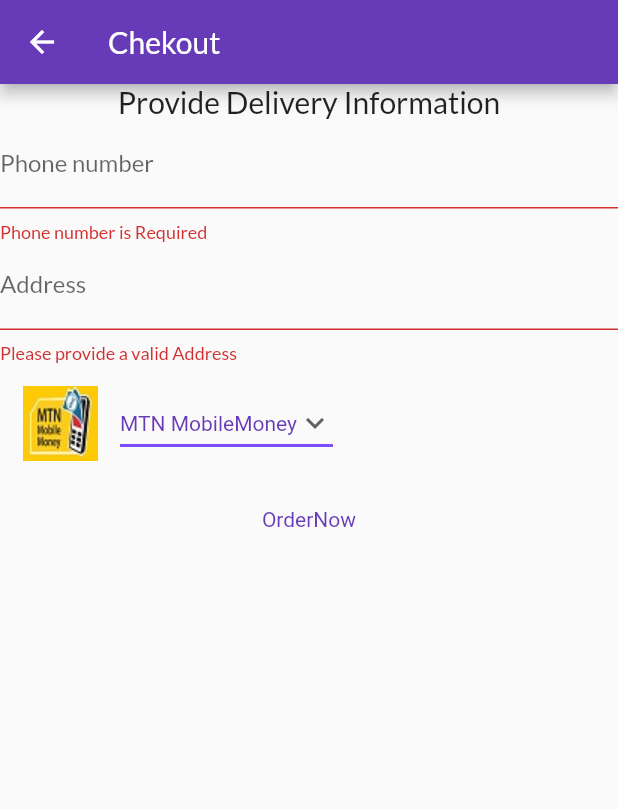
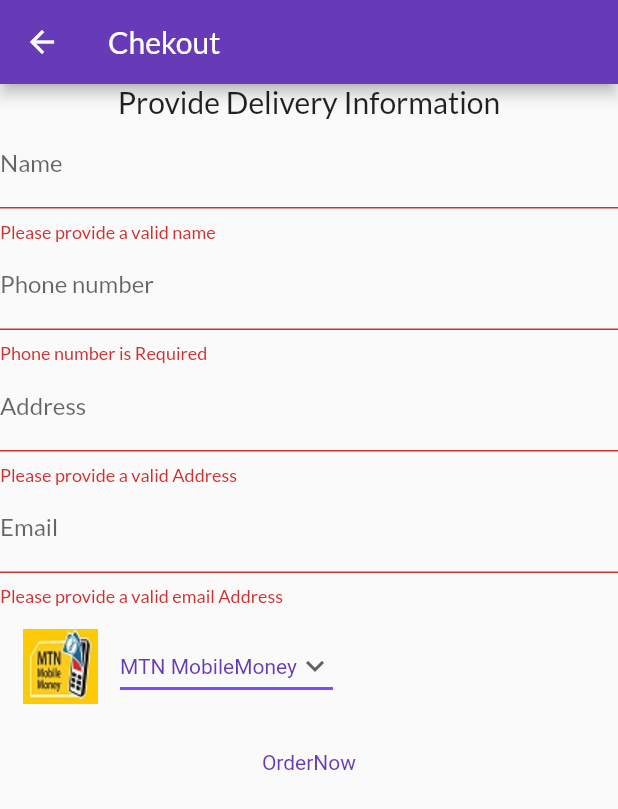
Before and after one commit to Richie1000/vigorGen-User-master, a Flutter app: the CheckOutScreen screen opened by its route, after a tap on "OrderNow", on a phone screen of 412 x 824 dp. Shown: the top 809 px of the screen. Run offline on Flutter 3.47's test engine with Material 2 defaults, Android fonts, the phone set to English and light mode, and no system bars; our stand-ins replace bubble, cached_network_image, carousel_slider, cloud_firestore, firebase_auth, firebase_core and 9 more; missing offline and left inert: dialogflow_flutter, mailer; accounts and stored records are empty; project files that could hold a hidden picture were left out.

Commit message:
Major Changes

```diff
--- a/lib/providers/product.dart
+++ b/lib/providers/product.dart
@@ -31,8 +31,8 @@ class Product with ChangeNotifier {
     final oldStatus = isFavorite;
     isFavorite = !isFavorite;
     notifyListeners();
-    final Uri url =
-        Uri.parse('https://shop-app-d00fc-default-rtdb.firebaseio.com/$userId/$id.json?auth=$token');
+    final Uri url = Uri.parse(
+        'https://shop-app-d00fc-default-rtdb.firebaseio.com/$userId/$id.json?auth=$token');
     try {
       final response = await http.put(
         url,
--- a/lib/screens/checkout_screen.dart
+++ b/lib/screens/checkout_screen.dart
@@ -1,4 +1,9 @@
+import 'dart:convert';
+
 import 'package:flutter/material.dart';
+import 'package:http/http.dart' as http;
+import 'package:mailer/mailer.dart';
+import 'package:mailer/smtp_server/gmail.dart';
 import 'package:provider/provider.dart';
 import 'package:lottie/lottie.dart';
 
@@ -21,6 +26,8 @@ class _CheckOutScreenState extends State<CheckOutScreen> {
 
   String address;
   String phoneNumber;
+  String email;
+  String name;
   //var paymentPlatform =  "MTN MobileMoney";
 
   var _isLoading = false;
@@ -38,7 +45,7 @@ class _CheckOutScreenState extends State<CheckOutScreen> {
             Container(
               //height: MediaQuery.of(context).size.height / 2.5,
               child: Lottie.asset("assets/images/delivery_animation.json",
-                   repeat: true),
+                  repeat: true),
             ),
             Row(
               children: [
@@ -72,6 +79,61 @@ class _CheckOutScreenState extends State<CheckOutScreen> {
       );
     }
 
+    // void sendmail(String recipientEmail, String subject, String body) async {
+    //   String username = 'noreplymekpharmacy@gmail.com';
+    //   String password = '';
+
+    //   final smtpServer = gmail(username, password);
+    //   final message = Message()
+    //     ..from = Address(username, 'MEK Pharmacy')
+    //     ..recipients.add(recipientEmail)
+    //     ..subject = subject
+    //     ..text = body;
+
+    //   try {
+    //     final sendReport = await send(message, smtpServer);
+    //     //print('Message sent: ${sendReport.sent}');
+    //   } catch (error) {
+    //     print('Error occurred while sending email: $error');
+    //   }
+    // }
+
+    Future<void> sendEmail({String email, String name}) async {
+      print("started");
+      final serviceId = 'service_3wejn9n';
+      final templateId = 'template_2zxdw4b';
+      final userId = 'oQGBt7w0ye8YZPW1a';
+
+      try {
+        final Uri url =
+            Uri.parse('https://api.emailjs.com/api/v1.0/email/send');
+        final response = await http.post(
+          url,
+          headers: {'Content-Type': 'application/json'},
+          body: json.encode({
+            'service_id': serviceId,
+            'template_id': templateId,
+            'user_id': userId,
+            'template_params': {
+              'user_name': name,
+              'user_email': email,
+              'user_subject': 'Order Received Successfully',
+              'user_message':
+                  'Order Received Successfully. It will be dispatched very soon. Thank you for choosing MEK Pharmacy',
+            },
+            'accessToken': 'rEcgTI6R_H4Ood8V07lDs'
+          }),
+        );
+
+        print('Email response status code: ${response.statusCode}');
+        print('Email response body: ${response.body}');
+
+        print("ended");
+      } catch (error) {
+        print('Error occurred while sending email: $error');
+      }
+    }
+
     Future<void> _tryOrder() async {
       if (!_formKey.currentState.validate()) {
         // Invalid!
@@ -91,23 +153,58 @@ class _CheckOutScreenState extends State<CheckOutScreen> {
 
       // },);
       // print("");
+
+      print(name);
+      print(email);
       await Provider.of<Orders>(context, listen: false).addOrder(
           cart.items.values.toList(),
           cart.totalAmount,
           phoneNumber,
           address,
           paymentPlatform);
-      await Provider.of<Orders>(context,listen: false).addOrderAdmin(
-        cart.items.values.toList(),
+      await Provider.of<Orders>(context, listen: false).addOrderAdmin(
+          cart.items.values.toList(),
           cart.totalAmount,
           phoneNumber,
           address,
           paymentPlatform);
+      await sendEmail(email: email, name: name);
       setState(() {
         _isLoading = false;
       });
       cart.clear();
       Navigator.pop(context);
+
+      //sendEmail(email: email, name: name);
+      // try {
+      //   // sendEmail(email: email, name: name);
+      //   final serviceId = 'service_3wejn9n';
+      //   final templateId = 'template_2zxdw4b';
+      //   final userId = 'oQGBt7w0ye8YZPW1a';
+      //   final Uri url =
+      //       Uri.parse('https://api.emailjs.com/api/v1.0/email/send');
+      //   final response = await http.post(
+      //     url,
+      //     headers: {'Content-Type': 'application/json'},
+      //     body: json.encode({
+      //       'service_id': serviceId,
+      //       'template_id': templateId,
+      //       'user_id': userId,
+      //       'template_params': {
+      //         'user_name': name,
+      //         'user_email': email,
+      //         'user_subject': "Order Received Successfuly",
+      //         'user_message':
+      //             "Order Received Successfully. it will be dispatched very soon. \nThank you for choosing MEK Pharmacy"
+      //       }
+      //     }),
+      //     //response.body
+      //   );
+      //   // sendmail(email, "Order Received",
+      //   //     "Dear $name , \nThank you for choosing MEK Pharmacy and we will Deliver straight to the address provided. \nRegards \nMEK Pharmacy");
+      // } catch (error) {
+      //   print(error);
+      // }
       _showOrderSuccessful();
     }
 
@@ -127,6 +224,20 @@ class _CheckOutScreenState extends State<CheckOutScreen> {
             child: Column(children: [
               Text("Provide Delivery Information",
                   style: TextStyle(fontSize: 20)),
+
+              TextFormField(
+                decoration: InputDecoration(labelText: 'Name'),
+                keyboardType: TextInputType.name,
+                validator: (value) {
+                  if (value.length < 3) {
+                    return "Please provide a valid name";
+                  }
+                  return null;
+                },
+                onSaved: (String value) {
+                  name = value;
+                },
+              ),
               TextFormField(
                 decoration: InputDecoration(labelText: 'Phone number'),
                 keyboardType: TextInputType.phone,
@@ -155,6 +266,19 @@ class _CheckOutScreenState extends State<CheckOutScreen> {
                 },
                 onSaved: (String value) {
                   address = value;
+                },
+              ),
+              TextFormField(
+                decoration: InputDecoration(labelText: 'Email'),
+                keyboardType: TextInputType.emailAddress,
+                validator: (value) {
+                  if (value.length < 7) {
+                    return "Please provide a valid email Address";
+                  }
+                  return null;
+                },
+                onSaved: (String value) {
+                  email = value;
                 },
               ),
               CustomDropDown(),
@@ -277,7 +401,7 @@ class _OrderButtonState extends State<OrderButton> {
               showBottomSheet(
                 context: context,
                 builder: (context) => Container(
-                  width: MediaQuery.of(context).size.width* 0.75,
+                  width: MediaQuery.of(context).size.width * 0.75,
                   color: Colors.white70,
                   child: Column(mainAxisSize: MainAxisSize.min, children: [
                     Icon(
--- a/lib/screens/details_screen.dart
+++ b/lib/screens/details_screen.dart
@@ -76,6 +76,7 @@ class _PageProfileBoutiqueState extends State<PageProfileBoutique> {
   String title;
   String product_description;
   String url;
+  String category;
 
   @override
   Widget build(BuildContext context) {
@@ -90,6 +91,7 @@ class _PageProfileBoutiqueState extends State<PageProfileBoutique> {
     price = loadedProduct.price;
     product_description = loadedProduct.description;
     url = loadedProduct.imageUrl;
+    category = loadedProduct.category;
     product = Product(
         id: "35346",
         title: "berrylush",
@@ -223,7 +225,7 @@ class _PageProfileBoutiqueState extends State<PageProfileBoutique> {
                     Text(title,
                         style: TextStyle(
                             fontSize: 25, fontWeight: FontWeight.bold)),
-                    Text("Category",
+                    Text(category,
                         style: TextStyle(fontWeight: FontWeight.normal)),
                   ],
                 )),
--- a/lib/widgets/product_item.dart
+++ b/lib/widgets/product_item.dart
@@ -83,9 +83,8 @@ class ProductItem extends StatelessWidget {
                   softWrap: true,
                 ),
                 trailing: IconButton(
-                  icon: Icon(
-                    Icons.shopping_cart,
-                  ),
+                  icon: Icon(Icons.shopping_cart,
+                      color: Theme.of(context).primaryColor),
                   onPressed: () {
                     cart.addItem(product.id, product.price, product.title);
                     ScaffoldMessenger.of(context).hideCurrentSnackBar();
--- a/pubspec.yaml
+++ b/pubspec.yaml
@@ -44,6 +44,7 @@ dependencies:
   anim_search_bar: ^2.0.2
   firebase_auth: ^3.11.2
   cached_network_image: ^3.2.1
+  mailer: ^6.0.1
 
 
 dev_dependencies:
```
Also changed, not shown: lib/providers/products.dart (+97 -1 lines), lib/screens/category_product_screen.dart (added, +162 -0 lines), lib/widgets/products_grid.dart (+22 -4 lines), pubspec.lock.
